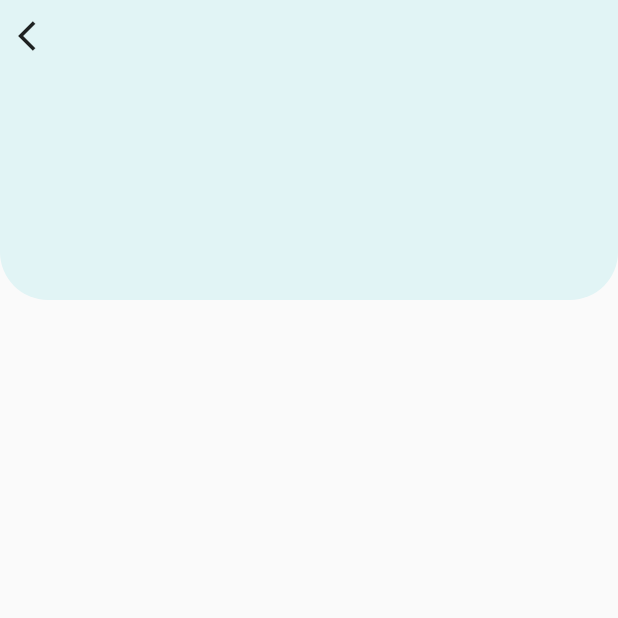
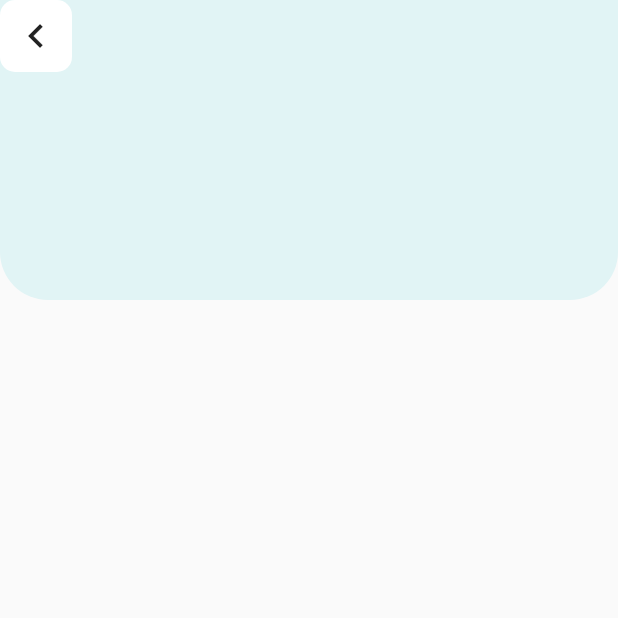
Before and after one commit to romofel/flutter-ui_practice-online_school, a Flutter app: the ScheduleScreen screen opened directly, on a phone screen of 412 x 824 dp, the top half of it. Run offline on Flutter 3.47's test engine with Material 2 defaults, Android fonts, the phone set to English and light mode, and no system bars; our stand-ins replace google_fonts.

Commit message:
Style the back button

```diff
--- a/lib/screens/schedule_screen.dart
+++ b/lib/screens/schedule_screen.dart
@@ -22,8 +22,12 @@ class ScheduleScreen extends StatelessWidget {
                   Row(
                     children: [
                       Container(
+                        decoration: BoxDecoration(
+                          color: Colors.white,
+                          borderRadius: BorderRadius.circular(10),
+                        ),
                         child: IconButton(
-                          icon: Icon(Icons.arrow_back_ios),
+                          icon: Icon(Icons.chevron_left, size: 32),
                           onPressed: () => Navigator.of(context).pop(),
                         ),
                       ),
```
